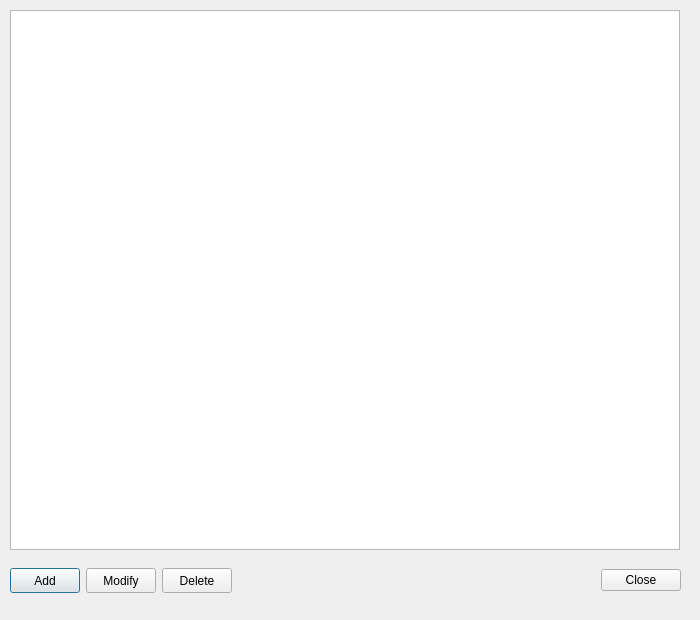
Before: the Qt Designer form menusviewdialog.ui in pgulyaev88/elpos.manager, drawn with Qt 5.
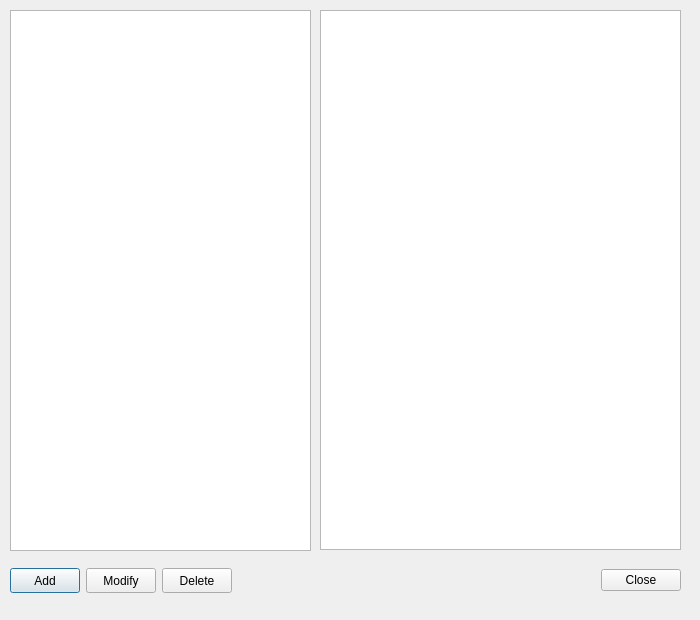
After: the same form once the commit is applied.

Patch:
```diff
--- a/menusviewdialog.ui
+++ b/menusviewdialog.ui
@@ -108,9 +108,9 @@
   <widget class="QTableView" name="menusTableView">
    <property name="geometry">
     <rect>
-     <x>10</x>
+     <x>320</x>
      <y>10</y>
-     <width>670</width>
+     <width>361</width>
      <height>540</height>
     </rect>
    </property>
@@ -118,6 +118,16 @@
     <number>2</number>
    </property>
   </widget>
+  <widget class="QTreeView" name="menusTreeView">
+   <property name="geometry">
+    <rect>
+     <x>10</x>
+     <y>10</y>
+     <width>301</width>
+     <height>541</height>
+    </rect>
+   </property>
+  </widget>
  </widget>
  <resources/>
  <connections>
```
